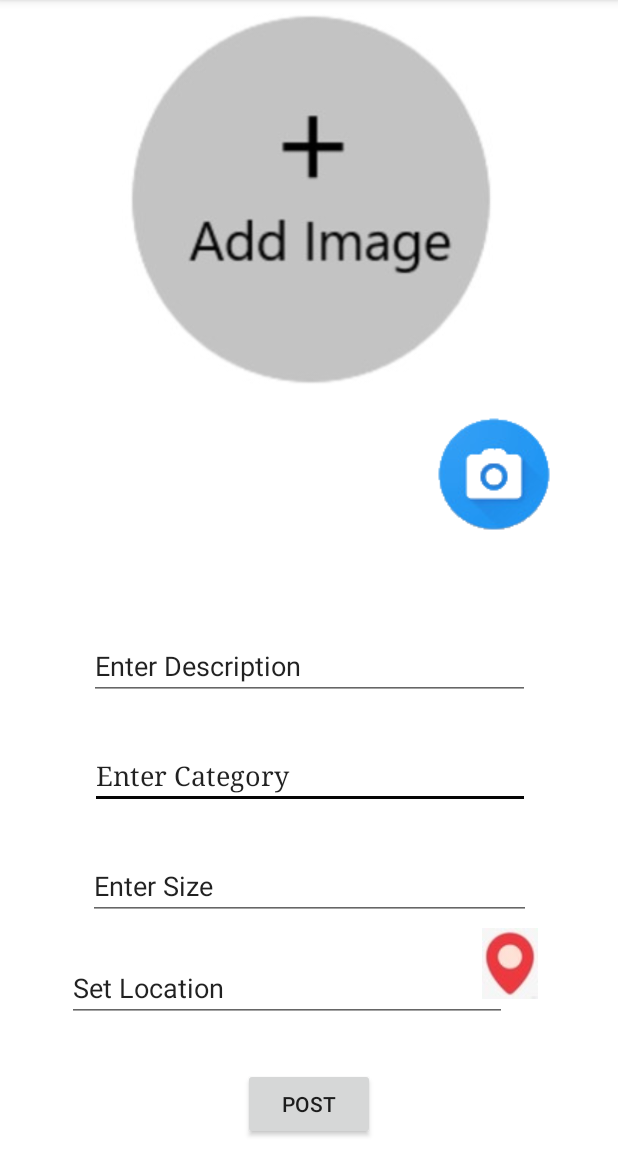
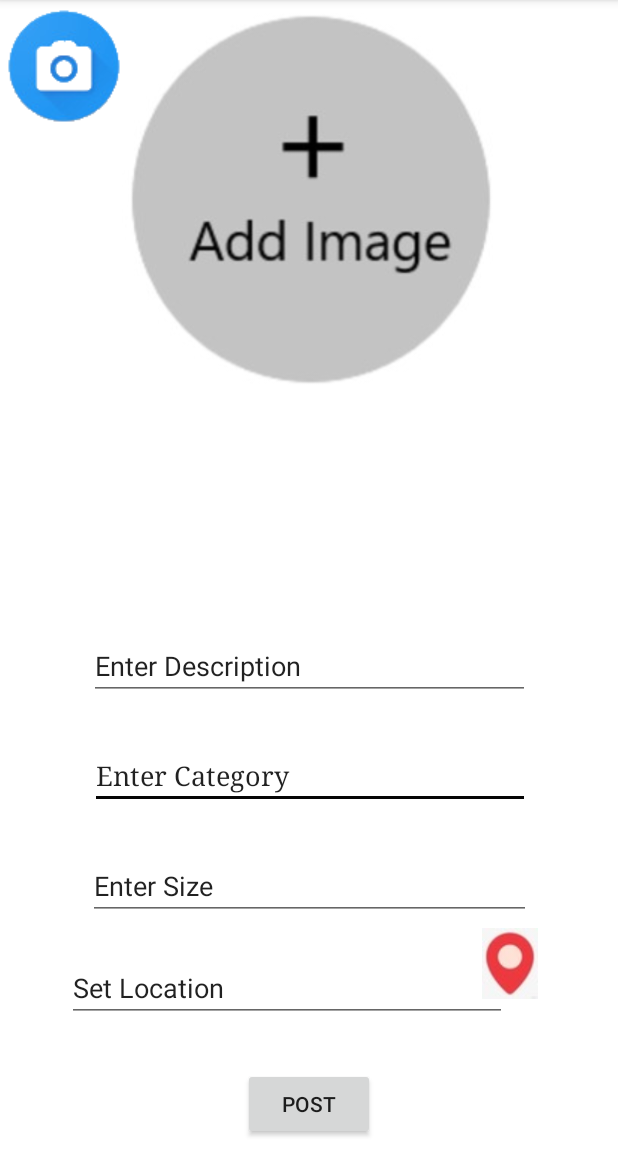
Before and after one commit to orearow/PassitOn2, an Android app: the share screen opened directly, with no data from a screen before it, on a phone screen of 412 x 824 dp, the part 84-1236 px from its top. Run offline under Robolectric (Android 15) with nearby library versions, the phone set to English and light mode, and no system bars.

Commit message:
Revert "arti's changes"
This reverts commit 6beba518d6275f6bf86e2189a2dac40860667d1e.

```diff
--- a/app/src/main/AndroidManifest.xml
+++ b/app/src/main/AndroidManifest.xml
@@ -51,6 +51,9 @@
             android:name="com.google.android.geo.API_KEY"
             android:value="@string/google_maps_key" />
 
+        <activity
+            android:name=".MapsActivity"
+            android:label="@string/title_activity_maps" />
         <activity android:name=".FindNew" />
         <activity android:name=".culturalwear" />
         <activity android:name=".pictures_cultural" />
--- a/app/src/main/java/com/example/sahot/passiton/camera.java
+++ b/app/src/main/java/com/example/sahot/passiton/camera.java
@@ -35,7 +35,7 @@ public class camera extends AppCompatActivity {
     @Override
     protected void onActivityResult (int requestCode, int resultCode, Intent data) {
         super.onActivityResult(requestCode, resultCode, data);
-        Bitmap bitmap = (Bitmap)data.getExtras().get("data");
+        Bitmap bitmap = (Bitmap)data.getExtras().get('data');
         addimages. setImageBitmap(bitmap);
     }
 
--- a/app/src/main/java/com/example/sahot/passiton/share.java
+++ b/app/src/main/java/com/example/sahot/passiton/share.java
@@ -1,11 +1,7 @@
 package com.example.sahot.passiton;
 
-import android.content.Intent;
-import android.support.design.widget.FloatingActionButton;
 import android.support.v7.app.AppCompatActivity;
 import android.os.Bundle;
-import android.view.View;
-import android.widget.ImageButton;
 
 public class share extends AppCompatActivity {
 
@@ -13,19 +9,5 @@ public class share extends AppCompatActivity {
     protected void onCreate(Bundle savedInstanceState) {
         super.onCreate(savedInstanceState);
         setContentView(R.layout.activity_share);
-
-
-
-        ImageButton recent_upload = (ImageButton) findViewById(R.id.imageButton12);
-
-        recent_upload.setOnClickListener(new View.OnClickListener() {
-            @Override
-            public void onClick(View v) {
-                startActivity(new Intent(share.this, camera.class));
-                //startActivity(new Intent(share.this, camera.class));
-            }
-        });
-
-
     }
 }
--- a/app/src/main/res/layout/activity_share.xml
+++ b/app/src/main/res/layout/activity_share.xml
@@ -134,17 +134,9 @@
         android:id="@+id/imageButton2"
         android:layout_width="85dp"
         android:layout_height="88dp"
-        android:layout_marginBottom="8dp"
-        android:layout_marginEnd="8dp"
-        android:layout_marginStart="8dp"
-        android:layout_marginTop="8dp"
         android:background="@null"
-        app:layout_constraintBottom_toBottomOf="parent"
-        app:layout_constraintEnd_toEndOf="parent"
-        app:layout_constraintHorizontal_bias="0.897"
-        app:layout_constraintStart_toStartOf="parent"
-        app:layout_constraintTop_toTopOf="parent"
-        app:layout_constraintVertical_bias="0.398"
-        app:srcCompat="@drawable/camera9" />
+        app:srcCompat="@drawable/camera9"
+        tools:layout_editor_absoluteX="264dp"
+        tools:layout_editor_absoluteY="170dp" />
 
 </android.support.constraint.ConstraintLayout>
```
Also changed, not shown: app/src/main/java/com/example/sahot/passiton/MapsActivity.java (added, +49 -0 lines), app/src/main/res/layout/activity_find_new.xml (+8 -1 lines).
